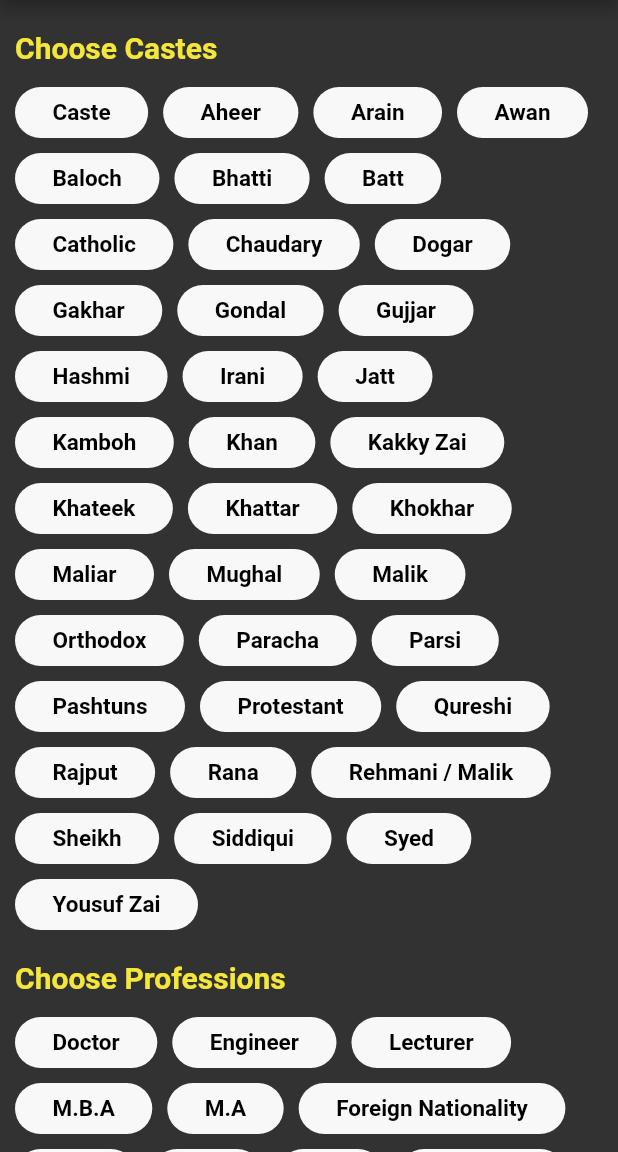
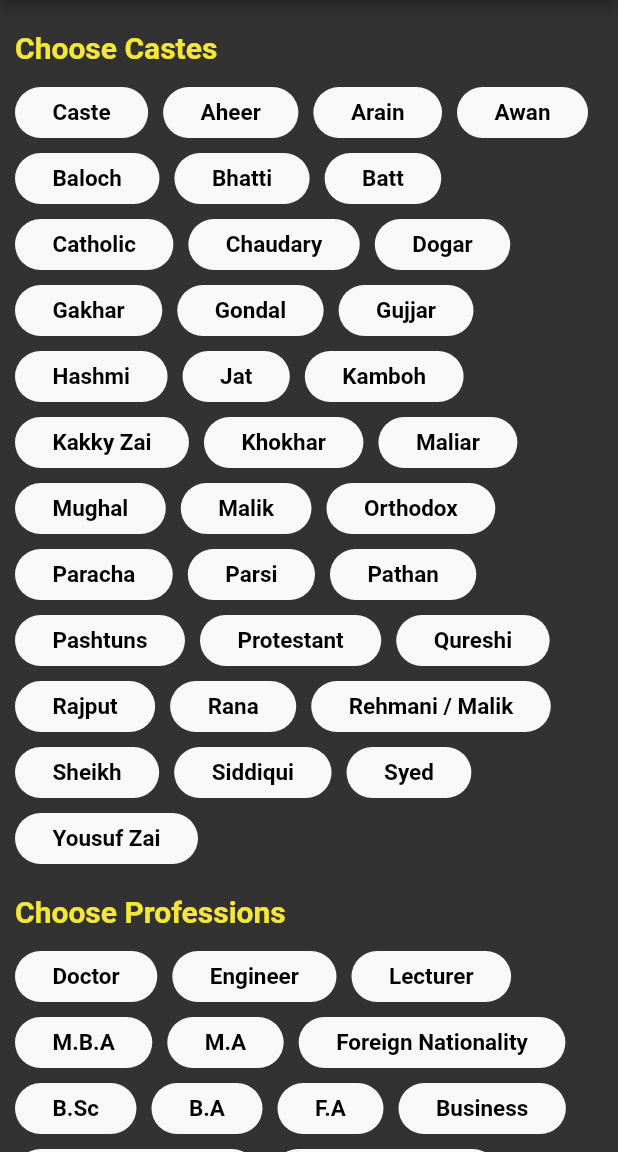
Before and after one commit to shabaanmehmood/Destiny-Attire-Admin, a Flutter app: the FilterScreen screen opened by its route, on a phone screen of 412 x 824 dp, the part 84-1236 px from its top. Run offline on Flutter 3.47's test engine with Material 2 defaults, Android fonts, the phone set to English and light mode, and no system bars; our stand-ins replace awesome_dialog, carousel_slider, dots_indicator, firebase_core, firebase_messaging, flutter_easyloading and 8 more; missing offline and left inert: flutter_web_browser, ndialog; accounts and stored records are empty; Roboto replaces fonts that are missing (Mukta).

Commit message:
final commit from ivy lab pc

```diff
--- a/lib/app/utils/global_widgets.dart
+++ b/lib/app/utils/global_widgets.dart
@@ -56,13 +56,9 @@ class GlobalWidgets {
     "Gondal",
     "Gujjar",
     "Hashmi",
-    "Irani",
-    "Jatt",
+    "Jat",
     "Kamboh",
-    "Khan",
     "Kakky Zai",
-    "Khateek",
-    "Khattar",
     "Khokhar",
     "Maliar",
     "Mughal",
@@ -70,6 +66,7 @@ class GlobalWidgets {
     "Orthodox",
     "Paracha",
     "Parsi",
+    "Pathan",
     "Pashtuns",
     "Protestant",
     "Qureshi",
--- a/pubspec.yaml
+++ b/pubspec.yaml
@@ -15,7 +15,7 @@ publish_to: 'none' # Remove this line if you wish to publish to pub.dev
 # In iOS, build-name is used as CFBundleShortVersionString while build-number used as CFBundleVersion.
 # Read more about iOS versioning at
 # https://developer.apple.com/library/archive/documentation/General/Reference/InfoPlistKeyReference/Articles/CoreFoundationKeys.html
-version: 1.0.2+3
+version: 1.0.3+4
 
 environment:
   sdk: ">=2.12.0 <3.0.0"
```
